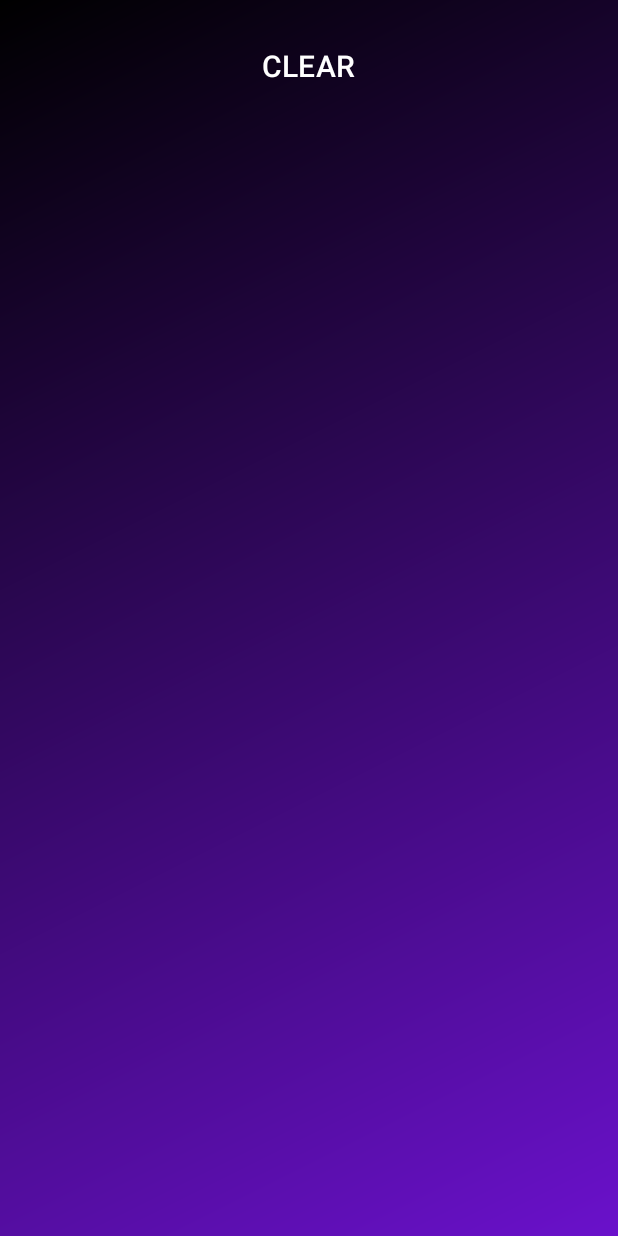
After one commit to Elizabeth379/MobileApplicationProgramming, an Android app: the HistoryActivity screen opened directly, with no data from a screen before it, on a phone screen of 412 x 824 dp. The commit adds this screen. Run offline under Robolectric (Android 15) with nearby library versions, the phone set to English and light mode, and no system bars; our stand-ins replace Firebase (no records; nobody signed in at launch, a user with empty details on screens opened directly).

Commit message:
History activity created. Applied themes to it.

```diff
--- a/EngineeringCalculator/app/src/main/AndroidManifest.xml
+++ b/EngineeringCalculator/app/src/main/AndroidManifest.xml
@@ -21,6 +21,9 @@
             android:name=".MainActivity"
             android:exported="false" />
         <activity
+            android:name=".HistoryActivity"
+            android:exported="false" />
+        <activity
             android:name=".ThemeActivity"
             android:exported="false" />
         <activity
--- /dev/null
+++ b/EngineeringCalculator/app/src/main/java/com/example/engineeringcalculator/HistoryActivity.kt
@@ -0,0 +1,132 @@
+package com.example.engineeringcalculator
+
+import android.content.Intent
+import android.os.Bundle
+import androidx.appcompat.app.AppCompatActivity
+import android.os.Handler
+import android.widget.Button
+import android.widget.RelativeLayout
+import android.widget.TextView
+import android.widget.Toast
+import androidx.constraintlayout.widget.ConstraintLayout
+import androidx.core.content.ContextCompat
+import com.google.firebase.firestore.Query
+import com.google.firebase.firestore.ktx.firestore
+import com.google.firebase.ktx.Firebase
+
+
+class HistoryActivity : AppCompatActivity() {
+
+    val db = Firebase.firestore
+
+    private lateinit var historyTV: TextView
+    private lateinit var bClear: Button
+    private lateinit var data: StringBuilder
+    override fun onCreate(savedInstanceState: Bundle?) {
+        super.onCreate(savedInstanceState)
+        setContentView(R.layout.history)
+
+        historyTV = findViewById(R.id.history_text_view)
+        bClear = findViewById(R.id.btn_clear)
+
+        loadFirestoreData()
+
+
+        bClear.setOnClickListener {
+            val collectionRef = db.collection("results")
+            collectionRef.get().addOnSuccessListener { querySnapshot ->
+                for (document in querySnapshot.documents) {
+                    document.reference.delete()
+                }
+                Toast.makeText(this, "Documents cleared", Toast.LENGTH_SHORT).show()
+            }
+            loadFirestoreData()
+        }
+
+        applySavedTheme()
+
+
+    }
+
+    private fun loadFirestoreData() {
+        val resultsCollection = db.collection("results")
+
+        resultsCollection
+            .orderBy("timestamp", Query.Direction.DESCENDING)
+            .get()
+            .addOnSuccessListener { documents ->
+                data = StringBuilder()
+                for (document in documents) {
+                    val result = document.data["expression"].toString()
+
+                    data.append(result + "\n")
+                }
+
+                historyTV.text = data.toString()
+            }
+            .addOnFailureListener { exception ->
+                Toast.makeText(
+                    this@HistoryActivity,
+                    "Collection is empty",
+                    Toast.LENGTH_SHORT
+                ).show()
+            }
+    }
+
+
+    override fun onBackPressed() {
+        val i = Intent(this, MainActivity::class.java)
+        startActivity(i)
+        finish()
+        super.onBackPressed()
+    }
+
+    private fun applySavedTheme() {
+
+        db.collection("theme").document("Hz9l4wlRM1jtDmUQNS0p")
+            .get()
+            .addOnSuccessListener { documentSnapshot ->
+                val dbThemeId = documentSnapshot.getLong("theme_id")?.toInt() ?: return@addOnSuccessListener
+                changeTheme(dbThemeId)
+            }
+            .addOnFailureListener { e ->
+                Toast.makeText(this@HistoryActivity, "Failed to read theme ID from Firestore!", Toast.LENGTH_SHORT).show()
+            }
+    }
+
+    private fun changeTheme(themeId: Int) {
+        when (themeId) {
+            1 -> {
+                window.statusBarColor = ContextCompat.getColor(this, R.color.base)
+                val relativeLayout: RelativeLayout = findViewById(R.id.hayleys)
+                val gradientDrawable = ContextCompat.getDrawable(this, R.drawable.cool_gradient)
+                relativeLayout.background = gradientDrawable
+            }
+
+            2 -> {
+                window.statusBarColor = ContextCompat.getColor(this, R.color.green)
+                val relativeLayout: RelativeLayout = findViewById(R.id.hayleys)
+                val gradientDrawable = ContextCompat.getDrawable(this, R.drawable.green_gradient)
+                relativeLayout.background = gradientDrawable
+
+            }
+
+            3 -> {
+                window.statusBarColor = ContextCompat.getColor(this, R.color.breeze)
+                val relativeLayout: RelativeLayout = findViewById(R.id.hayleys)
+                val gradientDrawable = ContextCompat.getDrawable(this, R.drawable.blue_gradient)
+                relativeLayout.background = gradientDrawable
+
+            }
+
+            4 -> {
+                window.statusBarColor = ContextCompat.getColor(this, R.color.moon)
+                val relativeLayout: RelativeLayout = findViewById(R.id.hayleys)
+                val gradientDrawable = ContextCompat.getDrawable(this, R.drawable.yellow_gradient)
+                relativeLayout.background = gradientDrawable
+
+
+            }
+        }
+    }
+}
--- /dev/null
+++ b/EngineeringCalculator/app/src/main/res/layout/history.xml
@@ -0,0 +1,44 @@
+<?xml version="1.0" encoding="utf-8"?>
+<RelativeLayout xmlns:android="http://schemas.android.com/apk/res/android"
+    android:layout_width="match_parent"
+    android:layout_height="match_parent"
+    android:id="@+id/hayleys"
+    android:background="@drawable/cool_gradient">
+
+    <LinearLayout
+        android:layout_width="match_parent"
+        android:layout_height="wrap_content"
+        android:orientation="vertical"
+        android:layout_margin="20dp">
+
+        <Button
+            android:id="@+id/btn_clear"
+            android:layout_width="wrap_content"
+            android:layout_height="wrap_content"
+            android:layout_gravity="center"
+            android:textColor="@color/white"
+            android:background="@android:color/transparent"
+            android:textSize="20sp"
+            android:text="CLEAR">
+
+        </Button>
+
+        <ScrollView
+            android:layout_width="match_parent"
+            android:layout_height="match_parent">
+
+            <TextView
+                android:id="@+id/history_text_view"
+                android:layout_width="match_parent"
+                android:layout_height="wrap_content"
+                android:padding="30dp"
+                android:textSize="30sp"
+                android:textColor="@color/white">
+
+            </TextView>
+
+        </ScrollView>
+
+    </LinearLayout>
+
+</RelativeLayout>
--- a/EngineeringCalculator/app/src/main/res/values/strings.xml
+++ b/EngineeringCalculator/app/src/main/res/values/strings.xml
@@ -4,6 +4,7 @@
     <string name="_0">0</string>
     <string name="btn_2nd">swap</string>
     <string name="btn_theme">theme</string>
+    <string name="btn_history">history</string>
     <string name="theme_1">1</string>
     <string name="theme_2">2</string>
     <string name="theme_3">3</string>
```
Also changed, not shown: EngineeringCalculator/app/src/main/java/com/example/engineeringcalculator/MainActivity.kt (+13 -0 lines), EngineeringCalculator/app/src/main/res/layout-land/activity_main.xml (+9 -0 lines), EngineeringCalculator/app/src/main/res/layout/activity_main.xml (+9 -0 lines).
